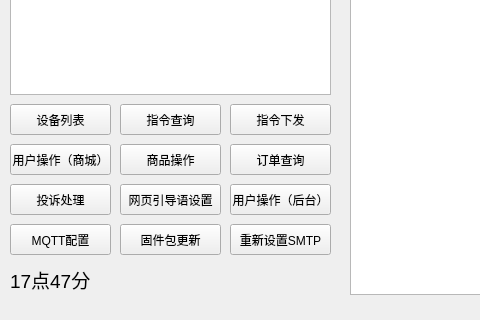
Before: the Qt Designer form mainwindow.ui in droplazy/Mvision_server, drawn with Qt 5; both pictures show x 0 to 480 and y 336 to 656 of the 985 by 656 pixel window.
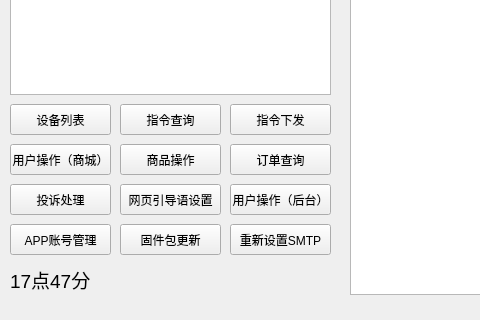
After: the same form once the commit is applied.

```diff
--- a/mainwindow.ui
+++ b/mainwindow.ui
@@ -286,7 +286,7 @@
      <string notr="true"/>
     </property>
     <property name="text">
-     <string>MQTT配置</string>
+     <string>APP账号管理</string>
     </property>
    </widget>
    <widget class="QLabel" name="label_6">
```
Left out of the diff: 2 changed lines with no effect on the pictures.
